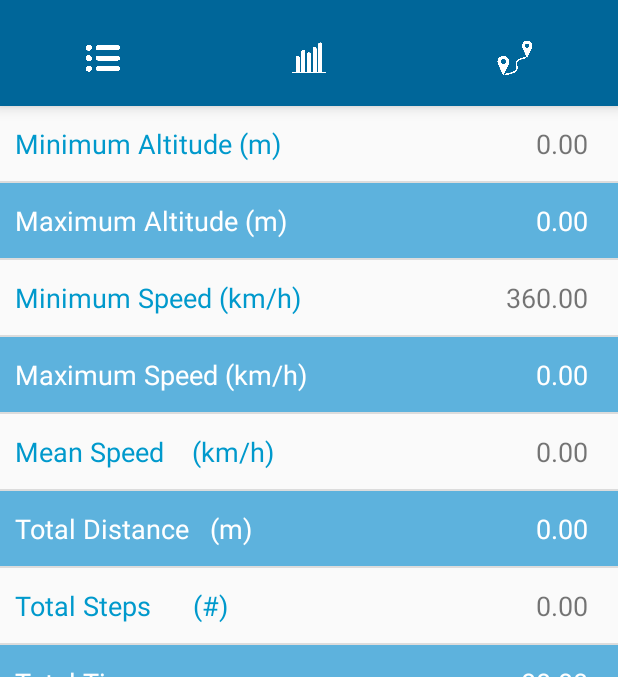
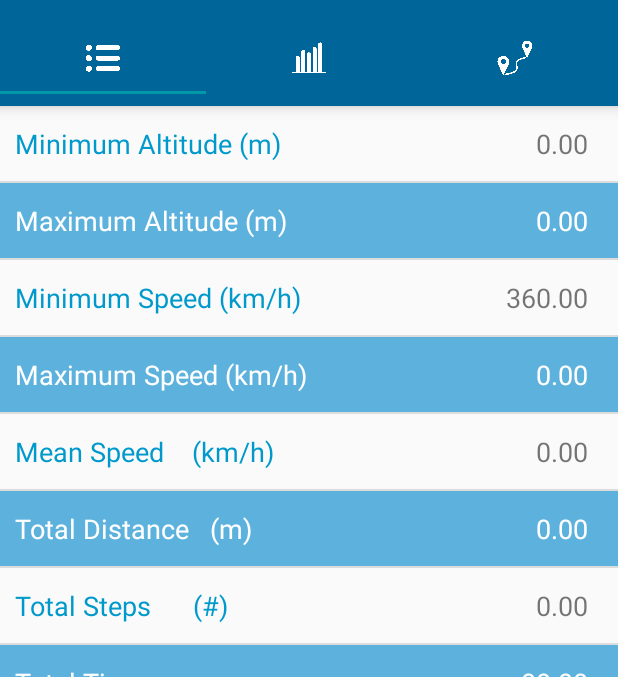
Before and after one commit to Midelcas/MobileDevicesProgramming, an Android app: the StatisticsActivity screen opened directly, with no data from a screen before it, on a phone screen of 412 x 824 dp, the part 62-739 px from its top. Run offline under Robolectric (Android 15) with nearby library versions, the phone set to English and light mode, and no system bars; libraries missing offline, so code that uses them is left out: com.github.mikephil.charting; 48 statements that could not run were skipped.

Commit message:
Splash Screen added

```diff
--- a/app/src/main/AndroidManifest.xml
+++ b/app/src/main/AndroidManifest.xml
@@ -22,9 +22,13 @@
             android:name=".MainActivity"
             android:label="@string/title_activity_main"
             android:screenOrientation="portrait">
+        </activity>
+        <activity
+            android:name=".SplashActivity"
+            android:theme="@style/SplashTheme"
+            android:screenOrientation="portrait">
             <intent-filter>
                 <action android:name="android.intent.action.MAIN" />
-
                 <category android:name="android.intent.category.LAUNCHER" />
             </intent-filter>
         </activity>
--- /dev/null
+++ b/app/src/main/res/drawable/splash_background.xml
@@ -0,0 +1,15 @@
+<?xml version="1.0" encoding="utf-8"?>
+<layer-list xmlns:android="http://schemas.android.com/apk/res/android">
+
+<item>
+    <shape android:shape="rectangle">
+        <solid android:color="#006699" />
+    </shape>
+</item>
+<item>
+<bitmap
+    android:gravity="center"
+    android:src="@drawable/splash"/>
+</item>
+
+    </layer-list>
--- a/app/src/main/res/layout/activity_statistics.xml
+++ b/app/src/main/res/layout/activity_statistics.xml
@@ -26,7 +26,8 @@
         android:background="?attr/colorPrimary"
         android:elevation="6dp"
         android:minHeight="?attr/actionBarSize"
-        android:theme="@style/ThemeOverlay.AppCompat.Dark.ActionBar"/>
+        android:theme="@style/ThemeOverlay.AppCompat.Dark.ActionBar"
+        app:tabIndicatorColor="#0099aa"/>
 
     <android.support.v4.view.ViewPager
         android:id="@+id/pager"
--- a/app/src/main/res/values/styles.xml
+++ b/app/src/main/res/values/styles.xml
@@ -12,4 +12,7 @@
         <item name="android:textColor">#006699</item>
         <item name="android:textColorPrimary">#006699</item>
     </style>
+    <style name="SplashTheme" parent="Theme.AppCompat.NoActionBar">
+        <item name="android:windowBackground">@drawable/splash_background</item>
+    </style>
 </resources>
```
Also changed, not shown: app/src/main/java/com/example/midel/stepper/SplashActivity.java (added, +16 -0 lines), app/src/main/res/drawable/splash.png (added), app/src/main/res/drawable/splash_big.png (added), 2 other files.
